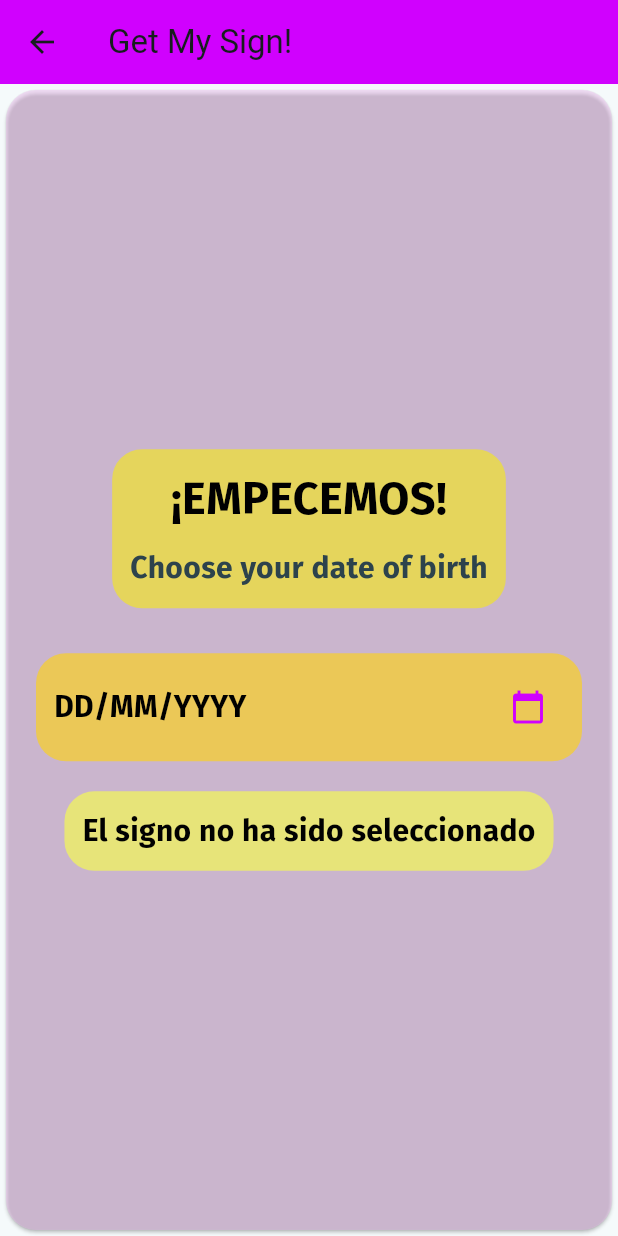
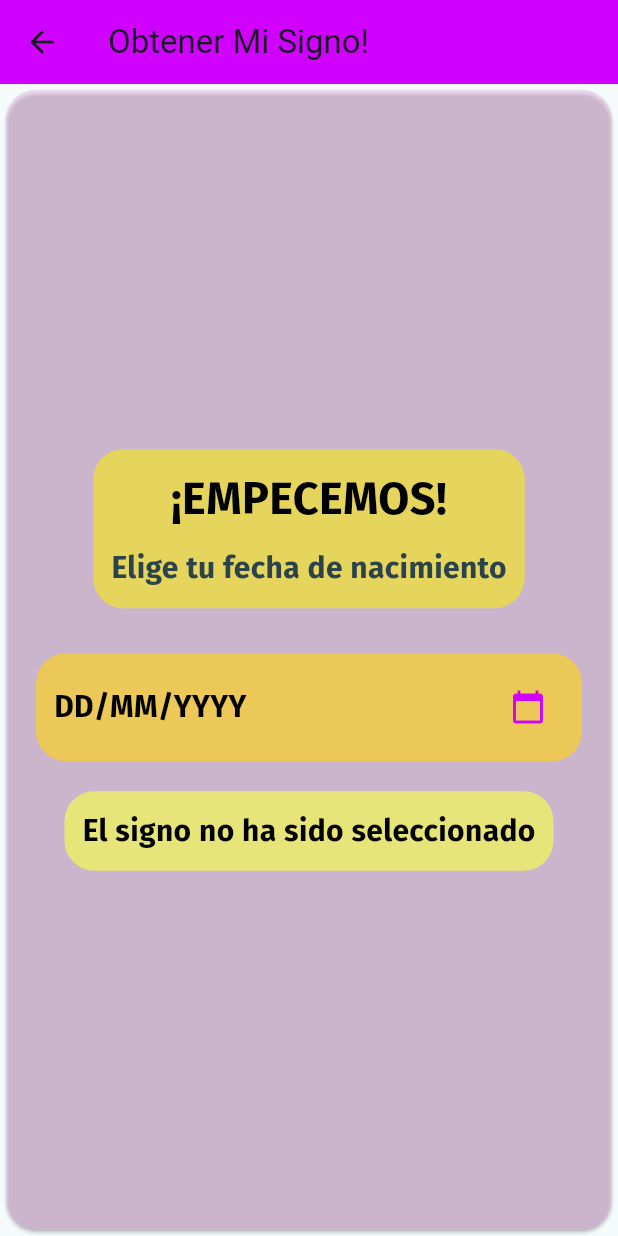
Before and after one commit to jarias356/zodiac_sign_flutter, a Flutter app: the GetSignScreen screen opened by its route, on a phone screen of 412 x 824 dp. Run offline on Flutter 3.47's test engine with Material 3 defaults, Android fonts, the phone set to English and light mode, and no system bars; our stand-ins replace floor, get, get_storage, google_fonts, shared_preferences, sqflite; accounts and stored records are empty; generated files the repository leaves out were written again; network calls fail.

Commit message:
Feature: Adjust text

```diff
--- a/lib/utils/constants.dart
+++ b/lib/utils/constants.dart
@@ -2,14 +2,13 @@ const  dbName = 'ZodiacSign';
 
 const dbVersion = 1;
 
-const txtPrincipalLogin = 'Hola! Whats Your Name?';
-const txtWelcome = 'Welcome to Zodiac Sign!';
-const txtWelcomeDescription = 'Where the signs not only predict your destiny, but also your excuses.';
-const txtPrincipalWelcome = 'Welcome (variable con el nombre de la persona) you want today, want to know your sign or want to see if you are compatible with someone special ';
-const name = 'Name';
-const txtGetStared = 'Get Stared!';
-const txtGetMySign = 'Get My Sign!';
-const txtGetCompatibility = 'Get Compatibility!';
-const txtChooseDayBirth = 'Choose your date of birth';
+const txtPrincipalLogin = 'Hola! Como te llamas?';
+const txtWelcome = 'Bienvenido a los signos zodiacales!';
+const txtWelcomeDescription = 'Donde las señales no solo predicen tu destino, sino también tus excusas.';
+const name = 'Nombre';
+const txtGetStared = 'Comenzar!';
+const txtGetMySign = 'Obtener Mi Signo!';
+const txtGetCompatibility = 'Obtener compatibilidad!';
+const txtChooseDayBirth = 'Elige tu fecha de nacimiento';
 
 const urlImageWelcome = 'https://media.diariouno.com.ar/p/9f1c8c2fd87421d18b463fce00d97d7e/adjuntos/298/imagenes/009/259/0009259225/1200x0/smart/horoscopo-signos-zodiacojpg.jpg';
```
